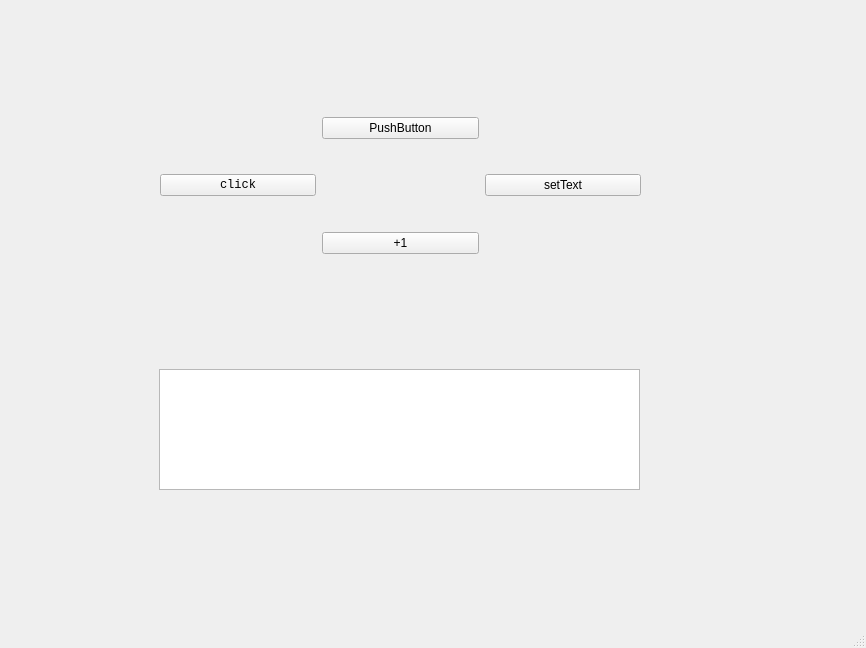
Old version of the form test.ui in the repository LeoXing1996/SRTP.
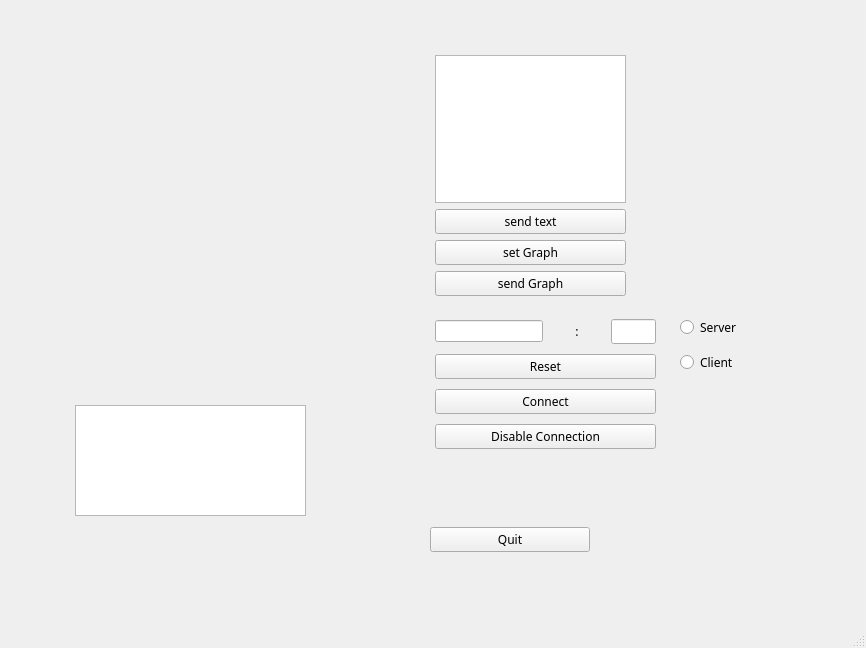
New version of the form.

Commit message: Fix UI design and add socket

```diff
--- a/test.ui
+++ b/test.ui
@@ -17,70 +17,321 @@
    <string>MainWindow</string>
   </property>
   <widget class="QWidget" name="centralwidget">
-   <widget class="QWidget" name="horizontalLayoutWidget">
-    <property name="geometry">
-     <rect>
-      <x>160</x>
-      <y>30</y>
-      <width>481</width>
-      <height>311</height>
-     </rect>
-    </property>
-    <layout class="QHBoxLayout" name="horizontalLayout">
-     <item>
-      <widget class="QPushButton" name="button_click">
-       <property name="font">
-        <font>
-         <family>Consolas</family>
-        </font>
-       </property>
-       <property name="text">
-        <string>click</string>
-       </property>
-      </widget>
-     </item>
-     <item>
-      <layout class="QGridLayout" name="gridLayout">
-       <item row="1" column="0">
-        <widget class="QPushButton" name="button_emit1">
-         <property name="text">
-          <string>+1</string>
-         </property>
-        </widget>
-       </item>
-       <item row="0" column="0">
-        <widget class="QPushButton" name="button_emit2">
-         <property name="text">
-          <string>PushButton</string>
-         </property>
-        </widget>
-       </item>
-      </layout>
-     </item>
-     <item>
-      <widget class="QPushButton" name="but_change_str">
-       <property name="cursor">
-        <cursorShape>CrossCursor</cursorShape>
-       </property>
-       <property name="text">
-        <string>setText</string>
-       </property>
-      </widget>
-     </item>
-    </layout>
-   </widget>
    <widget class="QWidget" name="verticalLayoutWidget">
     <property name="geometry">
      <rect>
-      <x>159</x>
-      <y>369</y>
-      <width>481</width>
+      <x>70</x>
+      <y>400</y>
+      <width>241</width>
       <height>121</height>
      </rect>
     </property>
     <layout class="QVBoxLayout" name="verticalLayout">
+     <property name="leftMargin">
+      <number>5</number>
+     </property>
+     <property name="topMargin">
+      <number>5</number>
+     </property>
+     <property name="rightMargin">
+      <number>5</number>
+     </property>
+     <property name="bottomMargin">
+      <number>5</number>
+     </property>
      <item>
-      <widget class="QTextBrowser" name="textBrowser"/>
+      <widget class="QTextBrowser" name="textDisp"/>
+     </item>
+    </layout>
+   </widget>
+   <widget class="QWidget" name="verticalLayoutWidget_2">
+    <property name="geometry">
+     <rect>
+      <x>680</x>
+      <y>310</y>
+      <width>160</width>
+      <height>71</height>
+     </rect>
+    </property>
+    <layout class="QVBoxLayout" name="verticalLayout_2">
+     <item>
+      <widget class="QRadioButton" name="ser_but">
+       <property name="enabled">
+        <bool>true</bool>
+       </property>
+       <property name="font">
+        <font>
+         <family>Consola Mono</family>
+        </font>
+       </property>
+       <property name="text">
+        <string>Server</string>
+       </property>
+      </widget>
+     </item>
+     <item>
+      <widget class="QRadioButton" name="cli_but">
+       <property name="font">
+        <font>
+         <family>Consola Mono</family>
+        </font>
+       </property>
+       <property name="text">
+        <string>Client</string>
+       </property>
+      </widget>
+     </item>
+    </layout>
+   </widget>
+   <widget class="QWidget" name="verticalLayoutWidget_3">
+    <property name="geometry">
+     <rect>
+      <x>430</x>
+      <y>50</y>
+      <width>201</width>
+      <height>251</height>
+     </rect>
+    </property>
+    <layout class="QVBoxLayout" name="verticalLayout_3">
+     <property name="leftMargin">
+      <number>5</number>
+     </property>
+     <property name="topMargin">
+      <number>5</number>
+     </property>
+     <property name="rightMargin">
+      <number>5</number>
+     </property>
+     <property name="bottomMargin">
+      <number>5</number>
+     </property>
+     <item>
+      <widget class="QTextEdit" name="textEdit"/>
+     </item>
+     <item>
+      <widget class="QPushButton" name="sendText">
+       <property name="font">
+        <font>
+         <family>Consola Mono</family>
+        </font>
+       </property>
+       <property name="text">
+        <string>send text</string>
+       </property>
+       <property name="checkable">
+        <bool>false</bool>
+       </property>
+       <property name="default">
+        <bool>false</bool>
+       </property>
+       <property name="flat">
+        <bool>false</bool>
+       </property>
+      </widget>
+     </item>
+     <item>
+      <widget class="QPushButton" name="setGraph">
+       <property name="font">
+        <font>
+         <family>Consola Mono</family>
+        </font>
+       </property>
+       <property name="text">
+        <string>set Graph</string>
+       </property>
+       <property name="checkable">
+        <bool>false</bool>
+       </property>
+      </widget>
+     </item>
+     <item>
+      <widget class="QPushButton" name="sendGraph">
+       <property name="font">
+        <font>
+         <family>Consola Mono</family>
+        </font>
+       </property>
+       <property name="text">
+        <string>send Graph</string>
+       </property>
+      </widget>
+     </item>
+    </layout>
+   </widget>
+   <widget class="QWidget" name="verticalLayoutWidget_4">
+    <property name="geometry">
+     <rect>
+      <x>69</x>
+      <y>50</y>
+      <width>241</width>
+      <height>331</height>
+     </rect>
+    </property>
+    <layout class="QVBoxLayout" name="verticalLayout_4">
+     <property name="leftMargin">
+      <number>5</number>
+     </property>
+     <property name="topMargin">
+      <number>5</number>
+     </property>
+     <property name="rightMargin">
+      <number>5</number>
+     </property>
+     <property name="bottomMargin">
+      <number>5</number>
+     </property>
+     <item>
+      <widget class="QLabel" name="graphDisp">
+       <property name="text">
+        <string/>
+       </property>
+       <property name="alignment">
+        <set>Qt::AlignCenter</set>
+       </property>
+      </widget>
+     </item>
+    </layout>
+   </widget>
+   <widget class="QWidget" name="verticalLayoutWidget_5">
+    <property name="geometry">
+     <rect>
+      <x>430</x>
+      <y>500</y>
+      <width>160</width>
+      <height>80</height>
+     </rect>
+    </property>
+    <layout class="QVBoxLayout" name="verticalLayout_5">
+     <item>
+      <widget class="QPushButton" name="Quit">
+       <property name="font">
+        <font>
+         <family>Consola Mono</family>
+        </font>
+       </property>
+       <property name="text">
+        <string>Quit</string>
+       </property>
+      </widget>
+     </item>
+    </layout>
+   </widget>
+   <widget class="QWidget" name="verticalLayoutWidget_6">
+    <property name="geometry">
+     <rect>
+      <x>430</x>
+      <y>310</y>
+      <width>231</width>
+      <height>150</height>
+     </rect>
+    </property>
+    <layout class="QVBoxLayout" name="verticalLayout_6">
+     <property name="leftMargin">
+      <number>5</number>
+     </property>
+     <property name="topMargin">
+      <number>5</number>
+     </property>
+     <property name="rightMargin">
+      <number>5</number>
+     </property>
+     <property name="bottomMargin">
+      <number>5</number>
+     </property>
+     <item>
+      <layout class="QHBoxLayout" name="horizontalLayout">
+       <item>
+        <widget class="QLineEdit" name="Add">
+         <property name="sizePolicy">
+          <sizepolicy hsizetype="Maximum" vsizetype="Fixed">
+           <horstretch>0</horstretch>
+           <verstretch>0</verstretch>
+          </sizepolicy>
+         </property>
+        </widget>
+       </item>
+       <item>
+        <widget class="QLabel" name="colon">
+         <property name="font">
+          <font>
+           <family>Consola Mono</family>
+          </font>
+         </property>
+         <property name="text">
+          <string>:</string>
+         </property>
+         <property name="alignment">
+          <set>Qt::AlignCenter</set>
+         </property>
+        </widget>
+       </item>
+       <item>
+        <widget class="QLineEdit" name="Port">
+         <property name="sizePolicy">
+          <sizepolicy hsizetype="Maximum" vsizetype="Fixed">
+           <horstretch>0</horstretch>
+           <verstretch>0</verstretch>
+          </sizepolicy>
+         </property>
+         <property name="maximumSize">
+          <size>
+           <width>45</width>
+           <height>16777215</height>
+          </size>
+         </property>
+         <property name="font">
+          <font>
+           <family>Consola Mono</family>
+          </font>
+         </property>
+         <property name="text">
+          <string/>
+         </property>
+         <property name="echoMode">
+          <enum>QLineEdit::Normal</enum>
+         </property>
+         <property name="placeholderText">
+          <string/>
+         </property>
+        </widget>
+       </item>
+      </layout>
+     </item>
+     <item>
+      <widget class="QPushButton" name="restButton">
+       <property name="font">
+        <font>
+         <family>Consola Mono</family>
+        </font>
+       </property>
+       <property name="text">
+        <string>Reset</string>
+       </property>
+      </widget>
+     </item>
+     <item>
+      <widget class="QPushButton" name="conButton">
+       <property name="font">
+        <font>
+         <family>Consola Mono</family>
+        </font>
+       </property>
+       <property name="text">
+        <string>Connect</string>
+       </property>
+      </widget>
+     </item>
+     <item>
+      <widget class="QPushButton" name="disButton">
+       <property name="font">
+        <font>
+         <family>Consola Mono</family>
+        </font>
+       </property>
+       <property name="text">
+        <string>Disable Connection</string>
+       </property>
+      </widget>
      </item>
     </layout>
    </widget>
```
Left out of the diff: 14 changed lines with no effect on the pictures. The commit also changes 7 other files.
